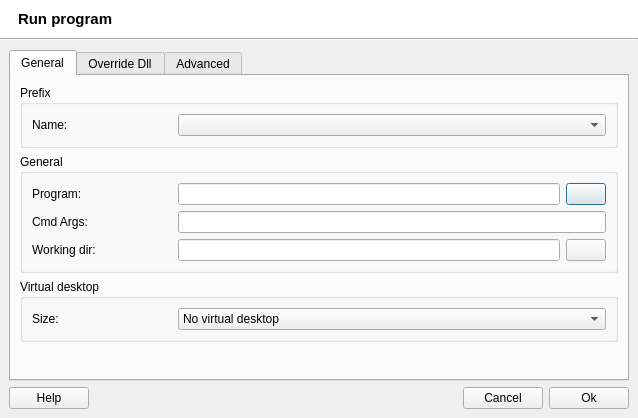
brezerk/q4wine, file src/q4wine-gui/uis/Run.ui: the form before one commit.
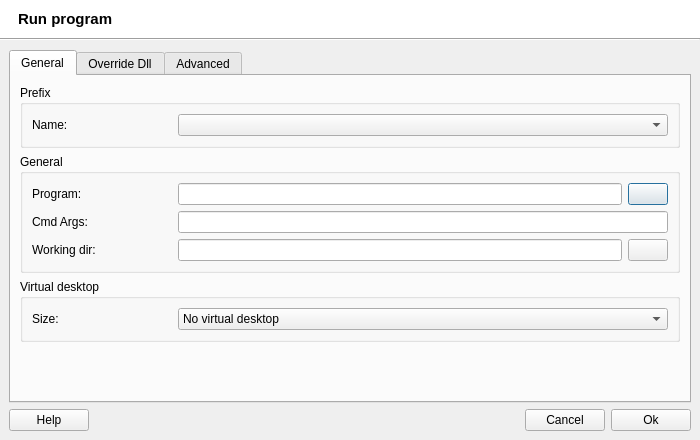
The form after the commit. Icons and pictures are not drawn.

Commit message: Fixed: normaliza dialog sizes to 700 x 440

```diff
--- a/src/q4wine-gui/uis/Run.ui
+++ b/src/q4wine-gui/uis/Run.ui
@@ -6,8 +6,8 @@
    <rect>
     <x>0</x>
     <y>0</y>
-    <width>638</width>
-    <height>418</height>
+    <width>700</width>
+    <height>440</height>
    </rect>
   </property>
   <property name="minimumSize">
```
The commit also changes 7 other files.
